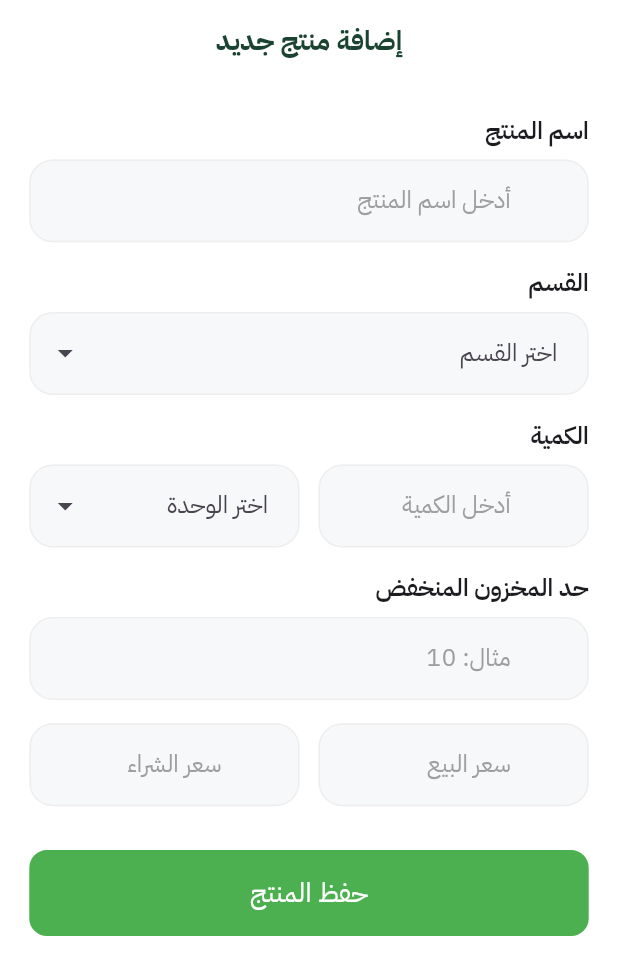
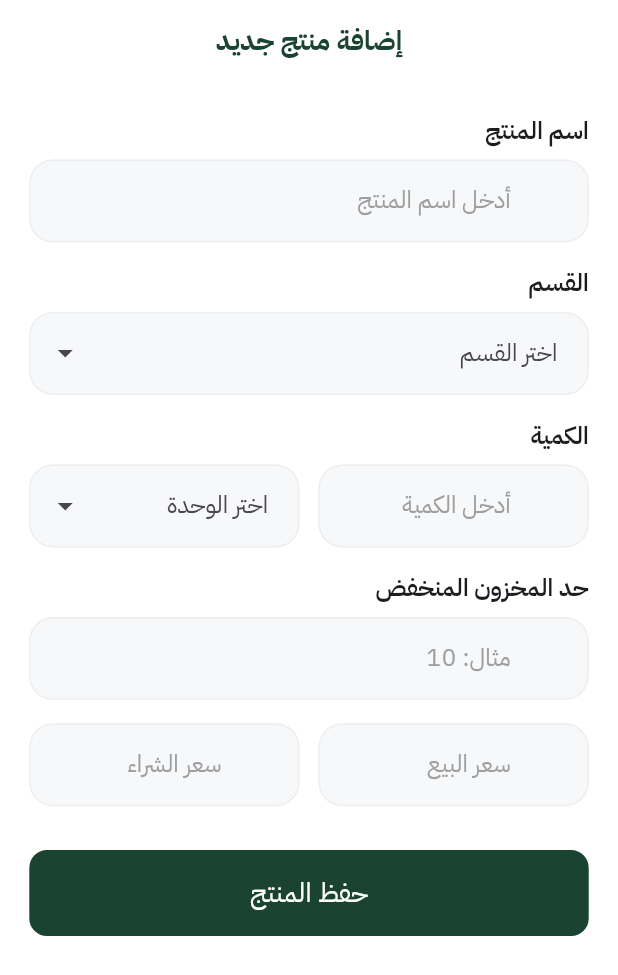
Before and after one commit to gamalazzam5/Asl-Attara, a Flutter app: the AddProductView screen opened by its route, on a phone screen of 412 x 824 dp. Shown: the top 975 px of the screen. Run offline on Flutter 3.47's test engine with Material 3 defaults, Android fonts, the light colour scheme and no system bars; drawn by our look-alikes of dropdown_search; our stand-ins replace device_preview, flutter_bloc, flutter_screenutil, get_it, go_router.

Commit message:
change colors to enable mode in search filed

```diff
--- a/lib/core/widgets/custom_search_field.dart
+++ b/lib/core/widgets/custom_search_field.dart
@@ -1,3 +1,4 @@
+import 'package:aslattara/core/constants/app_colors.dart';
 import 'package:flutter/material.dart';
 import 'package:flutter_screenutil/flutter_screenutil.dart';
 
@@ -100,7 +101,7 @@ class CustomSearchField extends StatelessWidget {
         focusedBorder: OutlineInputBorder(
           borderRadius: BorderRadius.circular(16.r),
 
-          borderSide: BorderSide(color: Colors.green.shade300, width: 1.3),
+          borderSide: BorderSide(color: AppColors.primaryColor, width: 1.3),
         ),
       ),
     );
--- a/lib/features/products/presentation/views/add_product_view.dart
+++ b/lib/features/products/presentation/views/add_product_view.dart
@@ -302,7 +302,7 @@ class _AddProductViewState extends State<AddProductView> {
 
                 text: 'حفظ المنتج',
 
-                backgroundColor: Colors.green,
+                backgroundColor: AppColors.primaryColor,
 
                 onTap: () {
                   if (!_formKey.currentState!.validate()) {
```
